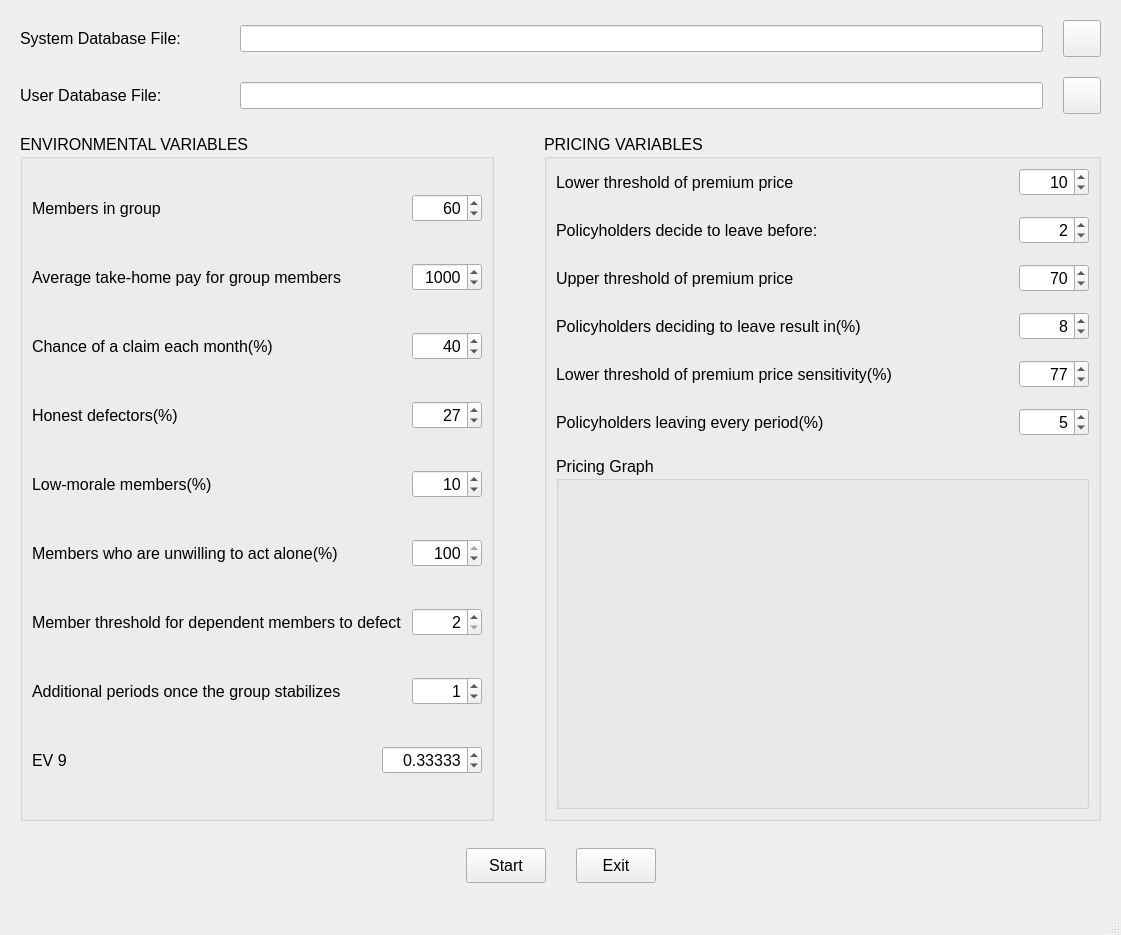
Before: the Qt Designer form ui/tps.ui in joshuad31/TandaPay-Simulation, drawn with Qt 5.
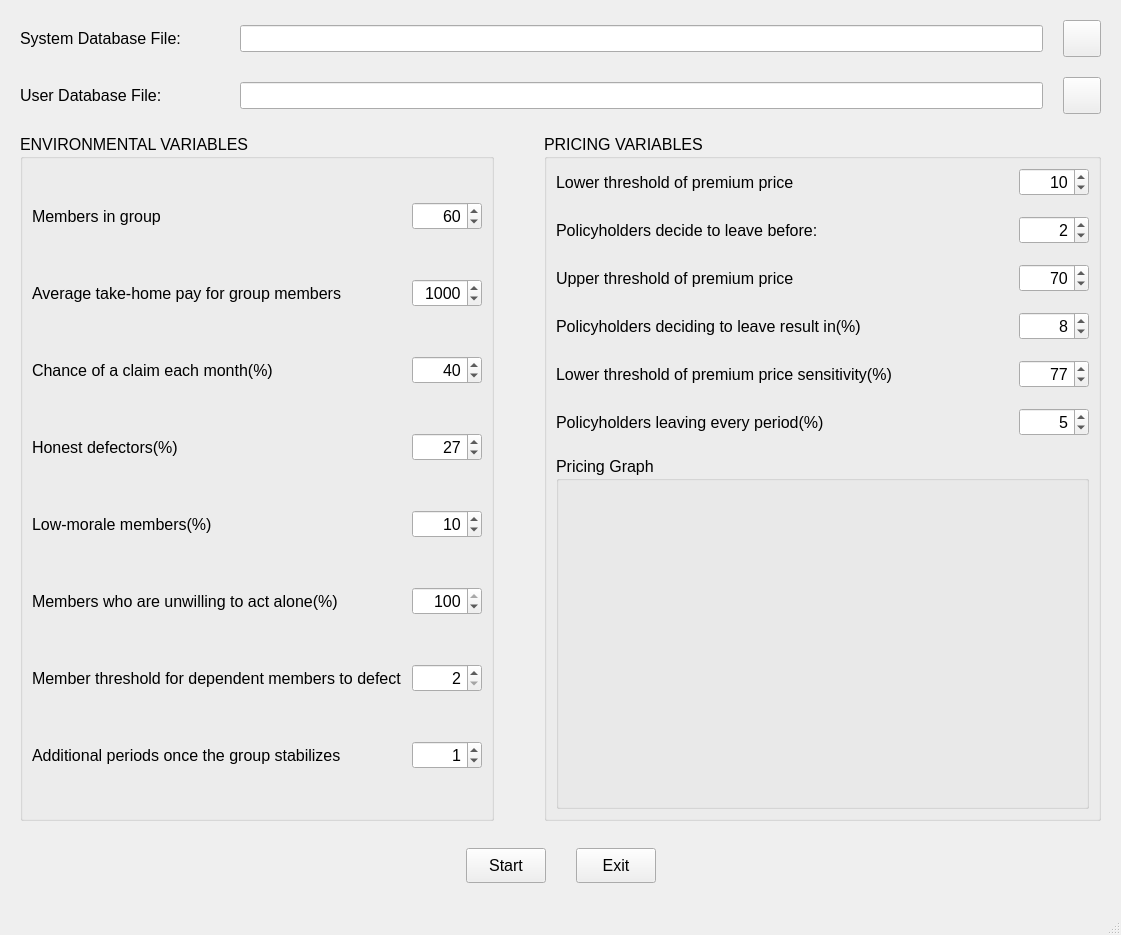
After: the same form once the commit is applied. Icons and pictures are not drawn.

Patch:
```diff
--- a/ui/tps.ui
+++ b/ui/tps.ui
@@ -500,42 +500,6 @@
            </item>
           </layout>
          </item>
-         <item>
-          <layout class="QHBoxLayout" name="horizontalLayout_13">
-           <property name="spacing">
-            <number>10</number>
-           </property>
-           <item>
-            <widget class="QLabel" name="label_12">
-             <property name="text">
-              <string>EV 9</string>
-             </property>
-            </widget>
-           </item>
-           <item>
-            <widget class="QDoubleSpinBox" name="ev_8">
-             <property name="maximumSize">
-              <size>
-               <width>100</width>
-               <height>16777215</height>
-              </size>
-             </property>
-             <property name="alignment">
-              <set>Qt::AlignRight|Qt::AlignTrailing|Qt::AlignVCenter</set>
-             </property>
-             <property name="decimals">
-              <number>5</number>
-             </property>
-             <property name="maximum">
-              <double>1.000000000000000</double>
-             </property>
-             <property name="value">
-              <double>0.333330000000000</double>
-             </property>
-            </widget>
-           </item>
-          </layout>
-         </item>
         </layout>
        </widget>
       </item>
```
